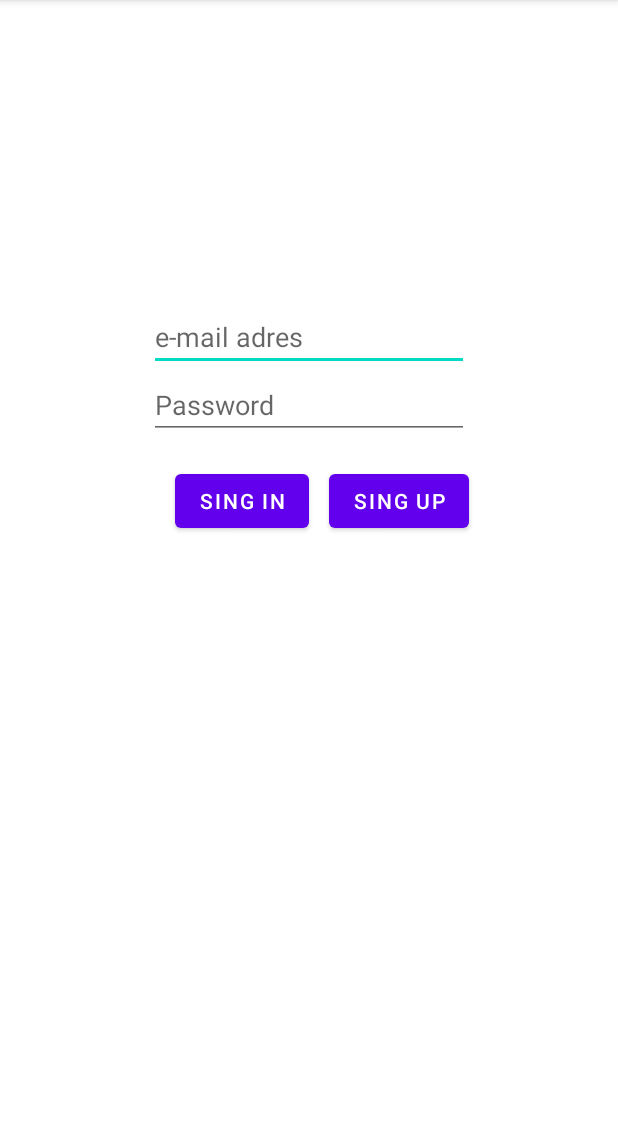
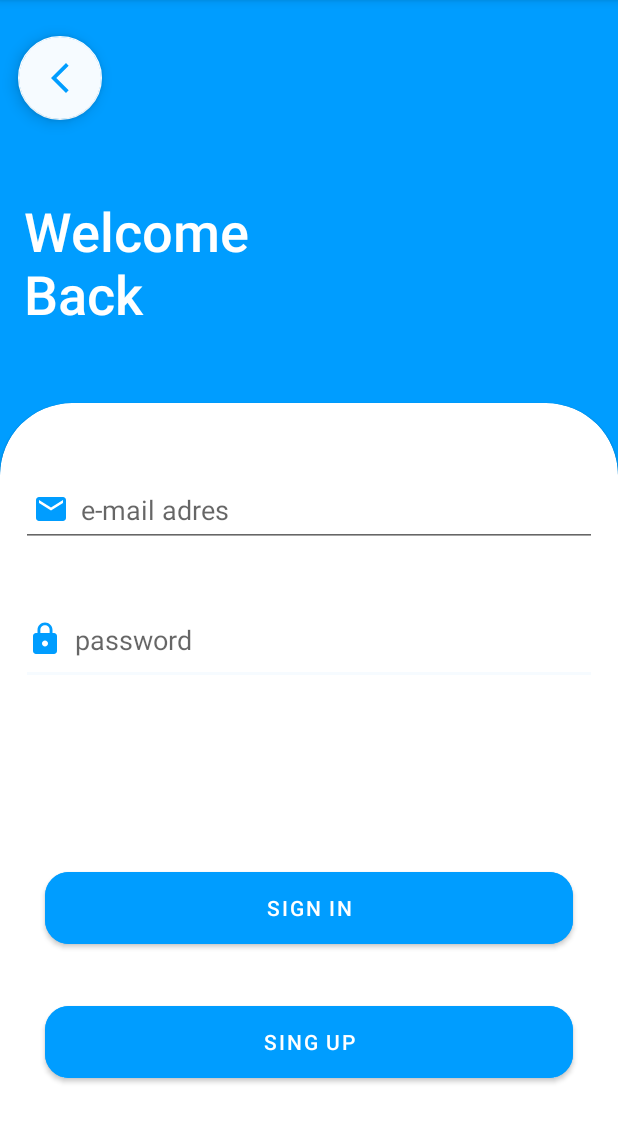
Before and after one commit to yusifhuseynli/ArtBook1, an Android app: the fragment SingInFragment shown on its own in the app's theme, on a phone screen of 412 x 824 dp, the part 84-1227 px from its top. Run offline under Robolectric (Android 15) with nearby library versions, the phone set to English and light mode, and no system bars; our stand-ins replace Firebase (no records; nobody signed in at launch, a user with empty details on screens opened directly).

Commit message:
two commit

```diff
--- /dev/null
+++ b/app/src/main/res/drawable/baseline_person_24.xml
@@ -0,0 +1,5 @@
+<vector android:height="24dp" android:tint="#000000"
+    android:viewportHeight="24" android:viewportWidth="24"
+    android:width="24dp" xmlns:android="http://schemas.android.com/apk/res/android">
+    <path android:fillColor="@android:color/white" android:pathData="M12,12c2.21,0 4,-1.79 4,-4s-1.79,-4 -4,-4 -4,1.79 -4,4 1.79,4 4,4zM12,14c-2.67,0 -8,1.34 -8,4v2h16v-2c0,-2.66 -5.33,-4 -8,-4z"/>
+</vector>
--- /dev/null
+++ b/app/src/main/res/drawable/edit_text_background.xml
@@ -0,0 +1,9 @@
+<?xml version="1.0" encoding="utf-8"?>
+<shape xmlns:android="http://schemas.android.com/apk/res/android"
+    android:shape="rectangle">
+    <solid android:color="@color/edit_text_background"/>
+    <corners android:radius="12dp"/>
+    <stroke android:width="1.5dp"
+        android:color="@color/edit_text_border"/>
+
+</shape>
--- a/app/src/main/res/layout/fragment_arts.xml
+++ b/app/src/main/res/layout/fragment_arts.xml
@@ -9,13 +9,13 @@
 
     <androidx.constraintlayout.widget.ConstraintLayout
         android:layout_width="match_parent"
-        android:layout_height="match_parent"
+        android:layout_height="wrap_content"
         android:id="@+id/constraitLeyout">
 
         <androidx.recyclerview.widget.RecyclerView
             android:id="@+id/recyclerViewArt"
             android:layout_width="409dp"
-            android:layout_height="601dp"
+            android:layout_height="711dp"
             app:layout_constraintBottom_toBottomOf="parent"
             app:layout_constraintEnd_toEndOf="parent"
             app:layout_constraintStart_toStartOf="parent"
--- a/app/src/main/res/layout/fragment_sing_in.xml
+++ b/app/src/main/res/layout/fragment_sing_in.xml
@@ -4,47 +4,118 @@
     xmlns:tools="http://schemas.android.com/tools"
     android:layout_width="match_parent"
     android:layout_height="match_parent"
+    android:background="@color/app_them"
     tools:context=".view.MainActivity">
 
-    <EditText
-        android:id="@+id/editTextTextEmailAddress"
+
+    <androidx.constraintlayout.widget.Guideline
+        android:id="@+id/guideline3"
         android:layout_width="wrap_content"
         android:layout_height="wrap_content"
-        android:layout_marginTop="202dp"
-        android:ems="10"
-        android:hint="e-mail adres"
-        android:inputType="textEmailAddress"
+        android:orientation="horizontal"
+        app:layout_constraintGuide_percent=".35" />
+
+    <com.google.android.material.floatingactionbutton.FloatingActionButton
+        android:id="@+id/floatingActionButton"
+        android:layout_width="wrap_content"
+        android:layout_height="wrap_content"
+        android:layout_marginStart="12dp"
+        android:layout_marginTop="24dp"
+        android:clickable="true"
+        app:backgroundTint="@color/app_them_light"
+        app:layout_constraintStart_toStartOf="parent"
+        app:layout_constraintTop_toTopOf="parent"
+        app:srcCompat="@drawable/baseline_arrow_back_ios_new_24"
+        app:tint="@color/app_them" />
+
+    <TextView
+        android:id="@+id/textView"
+        android:layout_width="wrap_content"
+        android:layout_height="wrap_content"
+        android:layout_marginStart="16dp"
+        android:fontFamily="sans-serif-medium"
+        android:text="Welcome\nBack"
+        android:textColor="@color/white"
+        android:textSize="36dp"
+        app:layout_constraintBottom_toTopOf="@+id/guideline3"
+        app:layout_constraintStart_toStartOf="parent"
+        app:layout_constraintTop_toBottomOf="@+id/floatingActionButton" />
+
+    <com.google.android.material.card.MaterialCardView
+        android:id="@+id/cardView2"
+        style="@style/custom_card_view_style"
+        android:layout_width="0dp"
+        android:layout_height="0dp"
+        android:background="@color/app_them"
+        app:layout_constraintBottom_toBottomOf="parent"
         app:layout_constraintEnd_toEndOf="parent"
         app:layout_constraintStart_toStartOf="parent"
-        app:layout_constraintTop_toTopOf="parent" />
+        app:layout_constraintTop_toTopOf="@+id/guideline3">
 
-    <EditText
-        android:id="@+id/editTextNumberPassword"
-        android:layout_width="wrap_content"
-        android:layout_height="wrap_content"
-        android:ems="10"
-        android:hint="Password"
-        app:layout_constraintEnd_toEndOf="@+id/editTextTextEmailAddress"
-        app:layout_constraintStart_toStartOf="@+id/editTextTextEmailAddress"
-        app:layout_constraintTop_toBottomOf="@+id/editTextTextEmailAddress" />
+        <androidx.constraintlayout.widget.ConstraintLayout
+            android:layout_width="match_parent"
+            android:layout_height="match_parent">
 
-    <Button
-        android:id="@+id/button"
-        android:layout_width="wrap_content"
-        android:layout_height="wrap_content"
-        android:layout_marginStart="4dp"
-        android:layout_marginTop="17dp"
-        android:text="Sing in"
-        app:layout_constraintEnd_toStartOf="@+id/button2"
-        app:layout_constraintStart_toStartOf="@+id/editTextNumberPassword"
-        app:layout_constraintTop_toBottomOf="@+id/editTextNumberPassword" />
+            <Button
+                android:id="@+id/button"
+                android:layout_width="0dp"
+                android:layout_height="60dp"
+                android:layout_marginStart="16dp"
+                android:layout_marginEnd="16dp"
+                android:backgroundTint="@color/app_them"
+                android:text="Sign in"
+                app:cornerRadius="16dp"
+                app:layout_constraintBottom_toBottomOf="parent"
+                app:layout_constraintEnd_toEndOf="parent"
+                app:layout_constraintStart_toStartOf="parent"
+                app:layout_constraintTop_toBottomOf="@+id/editTextNumberPassword" />
 
-    <Button
-        android:id="@+id/button2"
-        android:layout_width="wrap_content"
-        android:layout_height="wrap_content"
-        android:text="Sing up"
-        app:layout_constraintBaseline_toBaselineOf="@+id/button"
-        app:layout_constraintEnd_toEndOf="@+id/editTextNumberPassword" />
+            <EditText
+                android:id="@+id/editTextNumberPassword"
+                android:layout_width="match_parent"
+                android:layout_height="60dp"
+                android:layout_marginTop="32dp"
+                android:backgroundTint="@color/edit_text_background"
+                android:drawableLeft="@drawable/baseline_lock_24"
+                android:drawablePadding="8dp"
+                android:drawableTint="@color/app_them"
+                android:ems="10"
+                android:hint="password"
+                android:inputType="textPassword"
+                app:layout_constraintEnd_toEndOf="parent"
+                app:layout_constraintStart_toStartOf="parent"
+                app:layout_constraintTop_toBottomOf="@+id/editTextTextEmailAddress" />
 
+            <EditText
+                android:id="@+id/editTextTextEmailAddress"
+                android:layout_width="match_parent"
+                android:layout_height="50dp"
+                android:layout_marginTop="32dp"
+                android:drawableLeft="@drawable/baseline_email_24"
+                android:drawablePadding="8dp"
+                android:drawableTint="@color/app_them"
+                android:ems="10"
+                android:hint="e-mail adres"
+                android:inputType="text"
+                android:padding="8dp"
+                app:layout_constraintEnd_toEndOf="parent"
+                app:layout_constraintStart_toStartOf="parent"
+                app:layout_constraintTop_toTopOf="parent" />
+
+            <Button
+                android:id="@+id/button2"
+                android:layout_width="0dp"
+                android:layout_height="60dp"
+                android:layout_marginStart="16dp"
+                android:layout_marginEnd="16dp"
+                android:backgroundTint="@color/app_them"
+                android:text="Sing Up"
+                app:cornerRadius="16dp"
+                app:layout_constraintBottom_toBottomOf="parent"
+                app:layout_constraintEnd_toEndOf="parent"
+                app:layout_constraintStart_toStartOf="parent"
+                app:layout_constraintTop_toBottomOf="@+id/button" />
+        </androidx.constraintlayout.widget.ConstraintLayout>
+
+    </com.google.android.material.card.MaterialCardView>
 </androidx.constraintlayout.widget.ConstraintLayout>
--- a/app/src/main/res/values/themes.xml
+++ b/app/src/main/res/values/themes.xml
@@ -13,4 +13,16 @@
         <item name="android:statusBarColor">?attr/colorPrimaryVariant</item>
         <!-- Customize your theme here. -->
     </style>
+
+    <style name="custom_card_view_style" parent="Widget.MaterialComponents.CardView">
+        <item name="shapeAppearanceOverlay">@style/custom_card_view</item>
+
+    </style>
+    <style name="custom_card_view" parent="">
+        <item name="cornerFamily">rounded</item>
+        <item name="cornerSizeTopRight">48dp</item>
+        <item name="cornerSizeTopLeft">48dp</item>
+        <item name="cornerSizeBottomLeft">0dp</item>
+        <item name="cornerSizeBottomRight">0dp</item>
+    </style>
 </resources>
```
